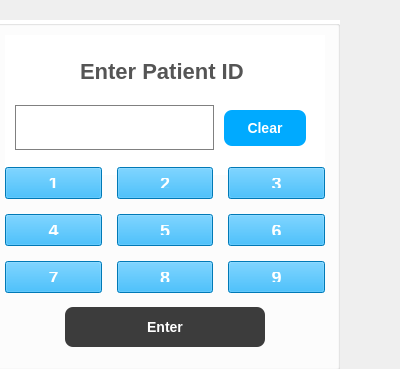
The window that enter-patient.ui (pgil256/new-gui) describes before a commit, drawn with Qt 5.
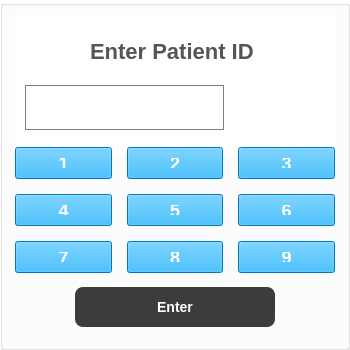
The same window after the commit.

What changed in the file:
```diff
--- a/enter-patient.ui
+++ b/enter-patient.ui
@@ -6,8 +6,8 @@
    <rect>
     <x>0</x>
     <y>0</y>
-    <width>400</width>
-    <height>369</height>
+    <width>350</width>
+    <height>350</height>
    </rect>
   </property>
   <property name="windowTitle">
@@ -16,15 +16,15 @@
   <widget class="QGroupBox" name="groupBox">
    <property name="geometry">
     <rect>
-     <x>-10</x>
-     <y>20</y>
+     <x>0</x>
+     <y>0</y>
      <width>350</width>
      <height>350</height>
     </rect>
    </property>
    <property name="minimumSize">
     <size>
-     <width>250</width>
+     <width>0</width>
      <height>350</height>
     </size>
    </property>
@@ -155,19 +155,17 @@
              </size>
             </property>
             <property name="styleSheet">
-             <string notr="true">    background-color: rgb(0, 170, 255);
-    color: white;
-    border: none;
-    padding: 10px 20px;
-    text-align: center;
-    text-decoration: none;
-    display: inline-block;
-    font-size: 14px;
-    font-weight:bold;
-    margin: 4px 4px;
-    cursor: pointer;
-    border-radius: 8px;
-    transition-duration: 0.4s;</string>
+             <string notr="true"> background-color: rgb(0,
+                                                        170, 255);
+                                                        color: white;
+                                                        border: none;
+                                                        padding: 10px 20px;
+                                                        text-align: center;
+                                                        text-decoration: none;
+                                                        font-size: 14px;
+                                                        font-weight:bold;
+                                                        margin: 4px 4px;
+                                                        border-radius: 8px;</string>
             </property>
             <property name="text">
              <string>Clear</string>
```
Left out of the diff: 151 changed lines with no effect on the pictures.
